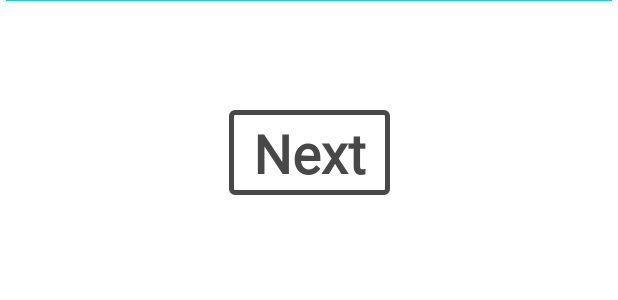
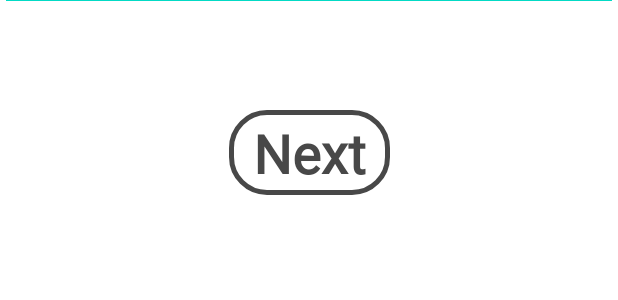
Before and after one commit to Balintus00/together, an Android app: the layout fragment_place_picker.xml on its own in the app's theme, with its tools: preview values and no code run, on a phone screen of 412 x 824 dp. Shown: the part 443-743 px from the top of the screen. Run offline under Robolectric (Android 15) with nearby library versions, the phone set to English and light mode, and no system bars.

Commit message:
Bottom NavBar Visibility FIX
- In MainActivity it the visibility of the bottom navbar is controlled correctly
- PlacePicker has a rounded next button from now on

```diff
--- a/Application/app/src/main/res/layout/fragment_place_picker.xml
+++ b/Application/app/src/main/res/layout/fragment_place_picker.xml
@@ -40,7 +40,7 @@
 
     <com.google.android.material.button.MaterialButton
         android:id="@+id/btnAddEventPickPlaceNext"
-        style="@style/ImportantButton"
+        style="@style/ImportantButtonRoundEdge"
         android:layout_width="wrap_content"
         android:layout_height="wrap_content"
         android:layout_marginTop="60dp"
```
Also changed, not shown: Application/app/src/main/java/hu/bme/aut/android/together/features/shared/activity/MainActivity.kt (+24 -0 lines).
